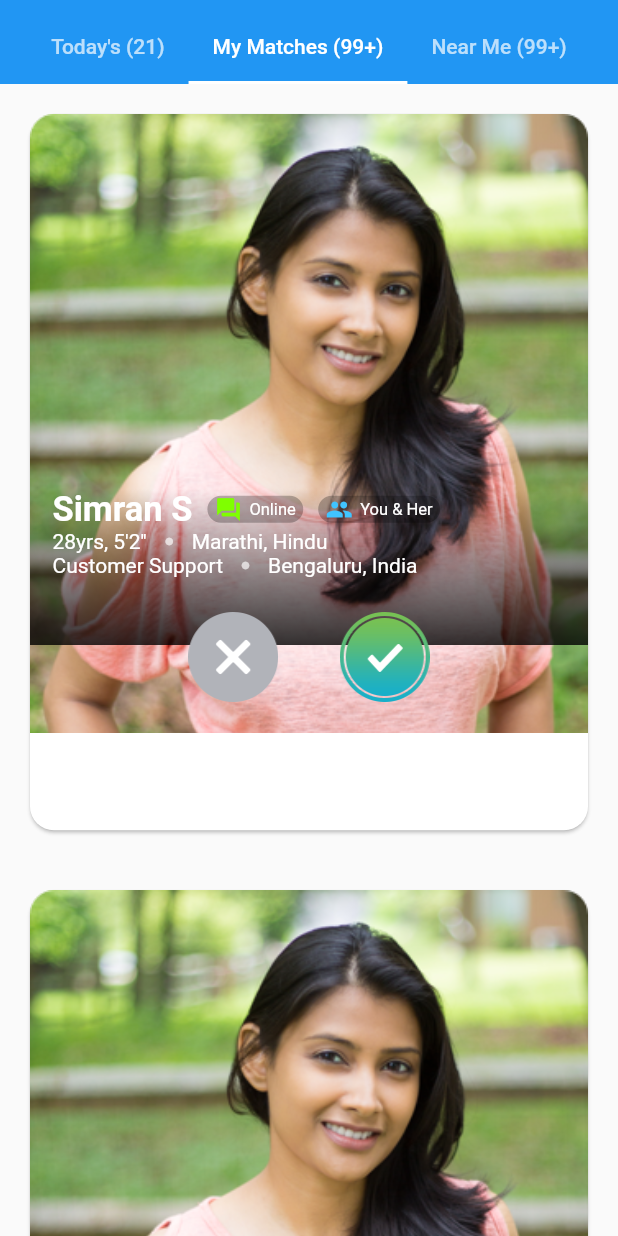
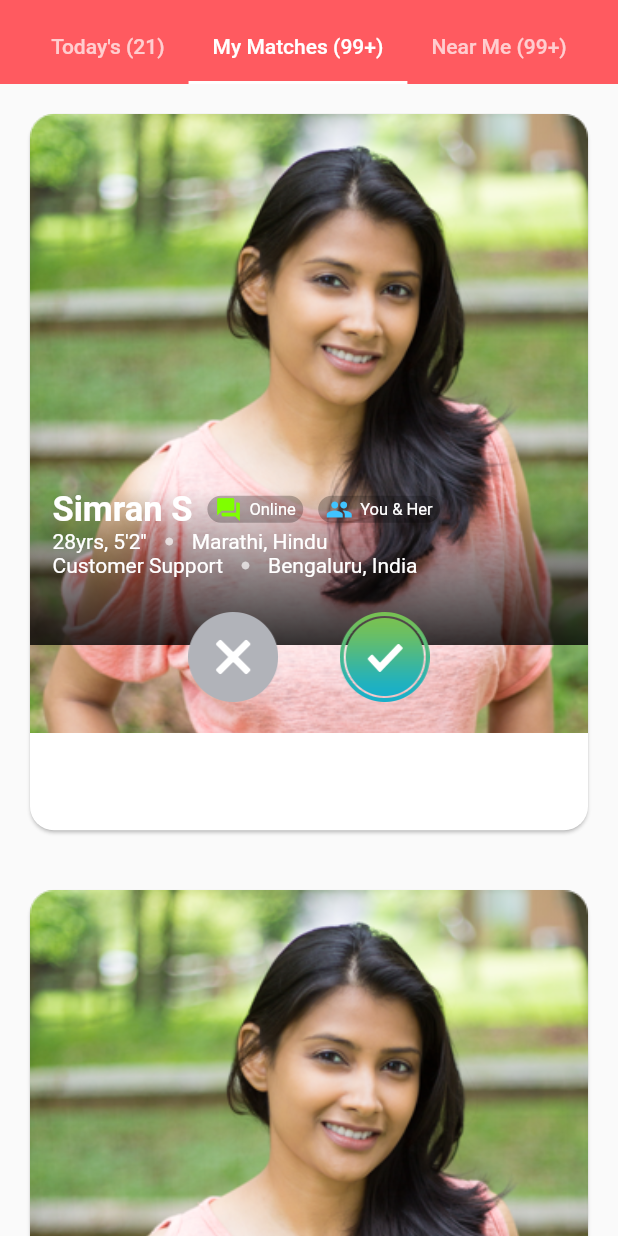
Before and after one commit to CRUSADER1912/flutter_challenge, a Flutter app: the screen it shows after launch, on a phone screen of 412 x 824 dp. Run offline on Flutter 3.47's test engine with Material 2 defaults, Android fonts, the phone set to English and light mode, and no system bars.

Commit message:
Updated tab color to match shaadi primary accent

```diff
--- a/lib/main.dart
+++ b/lib/main.dart
@@ -39,7 +39,7 @@ class _LandingPageState extends State<LandingPage>
       appBar: new PreferredSize(
         preferredSize: Size.fromHeight(kToolbarHeight),
         child: new Container(
-          color: Colors.blue,
+          color: const Color(0xffff5a60),
           child: new SafeArea(
             child: Column(
               children: <Widget>[
```
